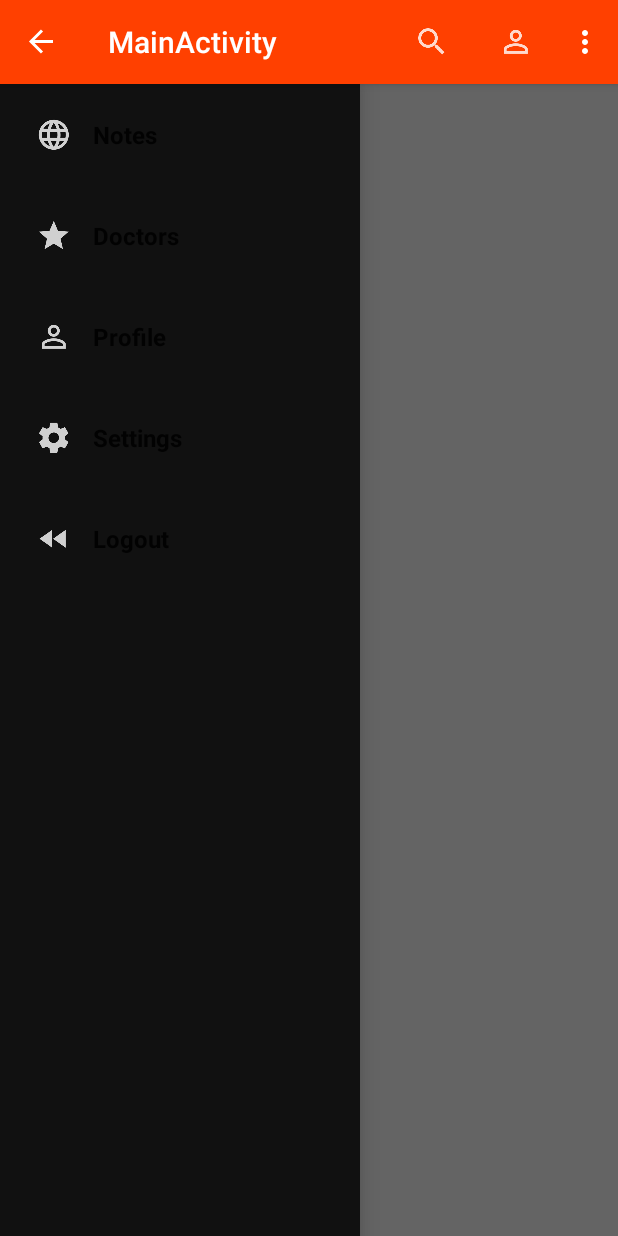
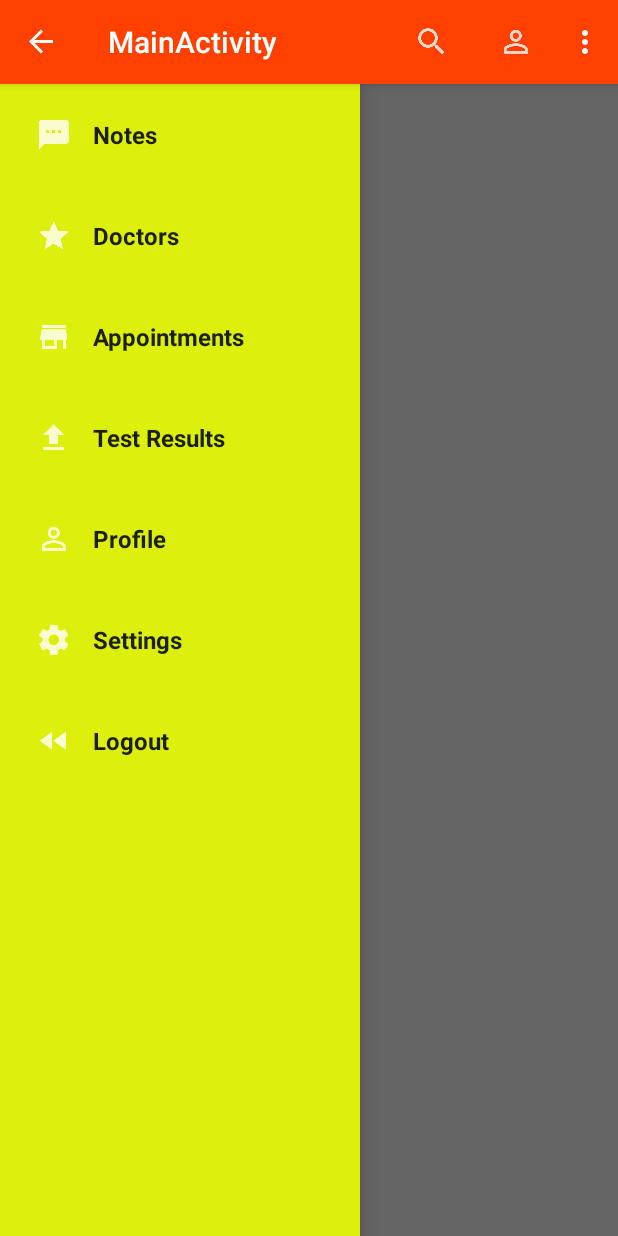
Before and after one commit to Rosettis/LifeNoteApp, an Android app: the MainActivity screen opened directly, with no data from a screen before it, with the side drawer open, on a phone screen of 412 x 824 dp. Run offline under Robolectric (Android 15) with nearby library versions, the phone set to English and light mode, and no system bars.

Commit message:
Attempted to add fragment implementation into the Main Activity

```diff
--- /dev/null
+++ b/app/src/main/java/capstone/uoit/ca/mobileapp/FragmentAdapter.java
@@ -0,0 +1,47 @@
+package capstone.uoit.ca.mobileapp;/**
+ * Created by 100490515 on 11/16/2015.
+ */
+
+import android.support.v4.app.Fragment;
+import android.support.v4.app.FragmentManager;
+import android.support.v4.app.FragmentStatePagerAdapter;
+
+import java.util.ArrayList;
+import java.util.List;
+
+/**
+ * FragmentAdapter
+ *
+ * @author Matthew Rosettis
+ */
+public class FragmentAdapter extends FragmentStatePagerAdapter {
+    private List<Fragment> mFragments;
+    private List<String> tags;
+
+    public FragmentAdapter(FragmentManager fm) {
+        super(fm);
+        tags = new ArrayList<>();
+        mFragments = new ArrayList<>();
+    }
+
+    @Override
+    public Fragment getItem(int position) {
+        return mFragments.get(position);
+    }
+
+    @Override
+    public int getCount() {
+        return mFragments.size();
+    }
+
+
+    public void addFrag(Fragment fragment, String title) {
+        mFragments.add(fragment);
+        tags.add(title);
+    }
+
+    @Override
+    public CharSequence getPageTitle(int position) {
+        return null;
+    }
+}
--- a/app/src/main/java/capstone/uoit/ca/mobileapp/MainActivity.java
+++ b/app/src/main/java/capstone/uoit/ca/mobileapp/MainActivity.java
@@ -3,8 +3,10 @@ package capstone.uoit.ca.mobileapp;
 import android.content.res.Configuration;
 import android.content.res.Resources;
 import android.os.Bundle;
+import android.support.design.widget.TabLayout;
 import android.support.v4.app.FragmentManager;
 import android.support.v4.app.FragmentTransaction;
+import android.support.v4.view.ViewPager;
 import android.support.v4.widget.DrawerLayout;
 import android.support.v7.app.AppCompatActivity;
 import android.support.v7.widget.Toolbar;
@@ -12,6 +14,9 @@ import android.view.Menu;
 import android.view.MenuItem;
 import android.widget.ListView;
 
+import capstone.uoit.ca.mobileapp.functions.Appointments.AppointmentsFragment;
+import capstone.uoit.ca.mobileapp.functions.Doctors.DoctorsFragment;
+import capstone.uoit.ca.mobileapp.functions.Notes.NotesFragment;
 import capstone.uoit.ca.mobileapp.settings.SettingsFragment;
 import capstone.uoit.ca.mobileapp.NavItemClickListener;
 import capstone.uoit.ca.mobileapp.NavMenuAdapter;
@@ -22,6 +27,9 @@ import java.util.ArrayList;
 
 public class MainActivity extends AppCompatActivity {
     private NavToggle navToggle;
+    private FragmentManager fragmentManager;
+    private TabLayout tabLayout;
+    private ViewPager viewPager;
     private Toolbar toolbar;
 
     @Override
@@ -33,6 +41,9 @@ public class MainActivity extends AppCompatActivity {
         DrawerLayout navDrawer = (DrawerLayout) findViewById(R.id.drawer_layout);
         ListView navList = (ListView) findViewById(R.id.left_drawer);
 
+        fragmentManager = getSupportFragmentManager();
+        viewPager = (ViewPager) findViewById(R.id.viewpager);
+        setupViewPager(viewPager);
 //        toolbar = (Toolbar)findViewById(R.id.tool_bar);
 //        toolbar.setLogo(R.drawable.ic_logo);
 //        setSupportActionBar(toolbar);
@@ -43,16 +54,18 @@ public class MainActivity extends AppCompatActivity {
 
         Resources res = getResources();
         String[] navItems = res.getStringArray(R.array.nav_options);
-        int[] navIcons = new int[] {
-                R.drawable.ic_action_action_language,
+        int[] navIcons = new int[]{
+                R.drawable.ic_action_communication_textsms,
                 R.drawable.ic_action_toggle_star,
+                R.drawable.ic_action_action_store,
+                R.drawable.ic_action_file_file_upload,
                 R.drawable.ic_action_social_person_outline,
                 R.drawable.ic_action_action_settings,
                 R.drawable.ic_action_av_fast_rewind
         };
 
         ArrayList<NavMenuItem> navOptions = new ArrayList<NavMenuItem>();
-        for(int i = 0; i < navItems.length && i < navIcons.length; i++) {
+        for (int i = 0; i < navItems.length && i < navIcons.length; i++) {
             navOptions.add(new NavMenuItem(navIcons[i], navItems[i]));
         }
 
@@ -61,7 +74,16 @@ public class MainActivity extends AppCompatActivity {
 
         navToggle = new NavToggle(this, navDrawer, R.string.nav_open, R.string.nav_close);
         navDrawer.setDrawerListener(navToggle);
+    }
 
+    private void setupViewPager(ViewPager viewPager) {
+        FragmentAdapter adapter = new FragmentAdapter(fragmentManager);
+        /*adapter.addFrag(NotesFragment.newInstance(), "Notes");
+        adapter.addFrag(DoctorsFragment.newInstance(), "Doctors");
+        adapter.addFrag(AppointmentsFragment.newInstance(), "Appointments");*/
+        //adapter.addFrag(SettingsFragment.newInstance(),"Settings");
+        viewPager.setAdapter(adapter);
+    }
         /*if (findViewById(R.id.content) != null) {
 
             if (savedInstanceState != null) {
@@ -78,8 +100,6 @@ public class MainActivity extends AppCompatActivity {
                     .commit();
 
         }*/
-
-    }
 
     @Override
     public boolean onCreateOptionsMenu(Menu menu) {
@@ -106,9 +126,19 @@ public class MainActivity extends AppCompatActivity {
         // automatically handle clicks on the Home/Up button, so long
         // as you specify a parent activity in AndroidManifest.xml.
         int id = item.getItemId();
-        System.out.println(id);
+        System.out.println("case "+id);
         switch (id) {
-            case 3: {
+            case 0:
+                System.out.println("Testing Case 0");
+                NotesFragment notesFragment = new NotesFragment();
+
+                FragmentTransaction notesTransaction = getSupportFragmentManager().beginTransaction();
+                notesTransaction.replace(R.id.content, notesFragment);
+                notesTransaction.addToBackStack(null);
+
+                notesTransaction.commit();
+                break;
+            case 5:
                 SettingsFragment settingsFragment = new SettingsFragment();
 
                 settingsFragment.setArguments(getIntent().getExtras());
@@ -118,9 +148,8 @@ public class MainActivity extends AppCompatActivity {
                 transaction.addToBackStack(null);
 
                 transaction.commit();
-            }
+                break;
         }
-
         return super.onOptionsItemSelected(item);
     }
 
--- a/app/src/main/res/layout/activity_main.xml
+++ b/app/src/main/res/layout/activity_main.xml
@@ -15,6 +15,12 @@
         <!--<include-->
             <!--android:id="@+id/tool_bar"-->
             <!--layout="@layout/tool_bar"></include>-->
+
+        <android.support.v4.view.ViewPager
+            android:id="@+id/viewpager"
+            android:layout_width="match_parent"
+            android:layout_height="0dp"
+            android:layout_weight="1"/>
 
         <LinearLayout
             android:id="@+id/content"
@@ -35,6 +41,6 @@
         android:choiceMode="singleChoice"
         android:divider="@android:color/transparent"
         android:dividerHeight="0dp"
-        android:background="#111"/>
+        android:background="#ddf00d"/>
 
 </android.support.v4.widget.DrawerLayout>
--- a/app/src/main/res/layout/fragment_settings.xml
+++ b/app/src/main/res/layout/fragment_settings.xml
@@ -3,7 +3,7 @@
     android:layout_width="match_parent"
     android:layout_height="match_parent"
     android:orientation="vertical"
-    tools:context="com.video45.video45.settings.SettingsFragment">
+    tools:context="capstone.uoit.ca.mobileapp.settings.SettingsFragment">
 
 
     <TextView
--- a/app/src/main/res/values/strings.xml
+++ b/app/src/main/res/values/strings.xml
@@ -4,7 +4,7 @@
 
     <string name="login">Log In</string>
     <string name="signUp">Sign Up</string>
-    <string name="title_activity_sign_up">SignUpActivity</string>
+    <string name="title_activity_sign_up">Sign Up</string>
     <string name="title_activity_main">MainActivity</string>
     <!-- Strings related to the Sign Up Process -->
     <string name="photo_select">Select Photo</string>
@@ -42,6 +42,8 @@
     <string-array name="nav_options">
         <item>Notes</item>
         <item>Doctors</item>
+        <item>Appointments</item>
+        <item>Test Results</item>
         <item>Profile</item>
         <item>Settings</item>
         <item>Logout</item>
```
Also changed, not shown: app/src/main/java/capstone/uoit/ca/mobileapp/functions/Notes/NotesFragment.java (+32 -1 lines), app/src/main/res/layout/activity_sign_up.xml (+6 -6 lines), app/src/main/res/layout/fragment_doctors.xml (added, +25 -0 lines), app/src/main/res/layout/fragment_notes.xml (added, +14 -0 lines).
